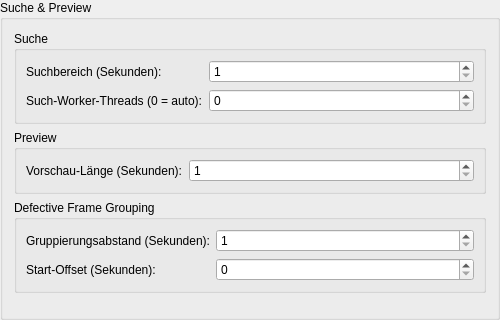
First picture: the form in ui/ttcutsettingssearch.ui, repository MINIXJR/TTCut-ng, before the edit.
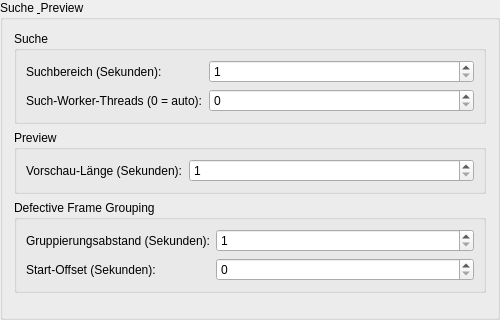
Second picture: the form after the edit.

The edit to the form file:
```diff
--- a/ui/ttcutsettingssearch.ui
+++ b/ui/ttcutsettingssearch.ui
@@ -5,7 +5,7 @@
   <property name="geometry">
    <rect><x>0</x><y>0</y><width>500</width><height>320</height></rect>
   </property>
-  <property name="title"><string>Suche &amp;&amp; Preview</string></property>
+  <property name="title"><string>Suche &amp; Preview</string></property>
   <layout class="QVBoxLayout">
    <item>
     <widget class="QGroupBox" name="gbSearch">
```
Left out of the diff: 75 changed lines with no effect on the pictures.
